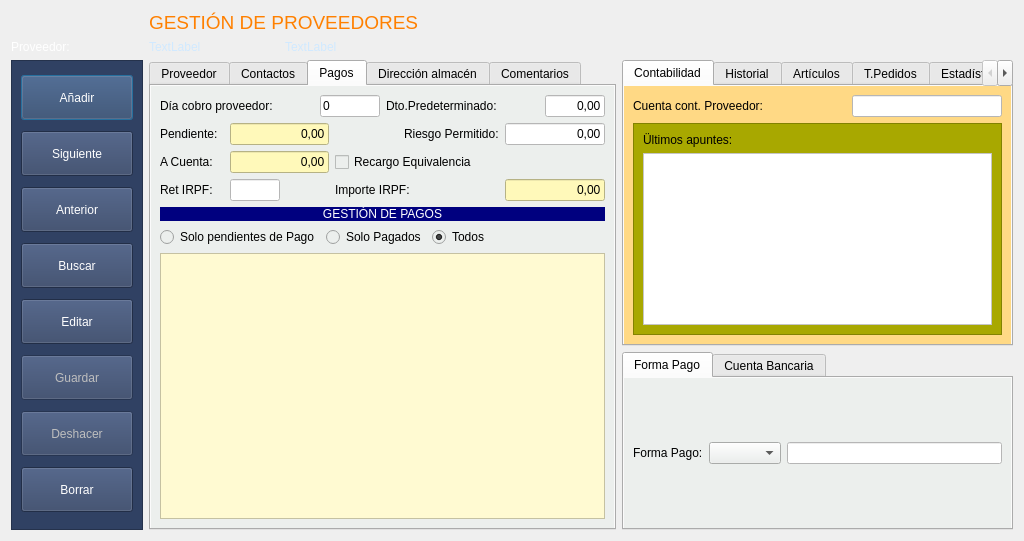
Old version of the form Zona_Compras/frmproveedores.ui in the repository arcnexus/RedFoX.
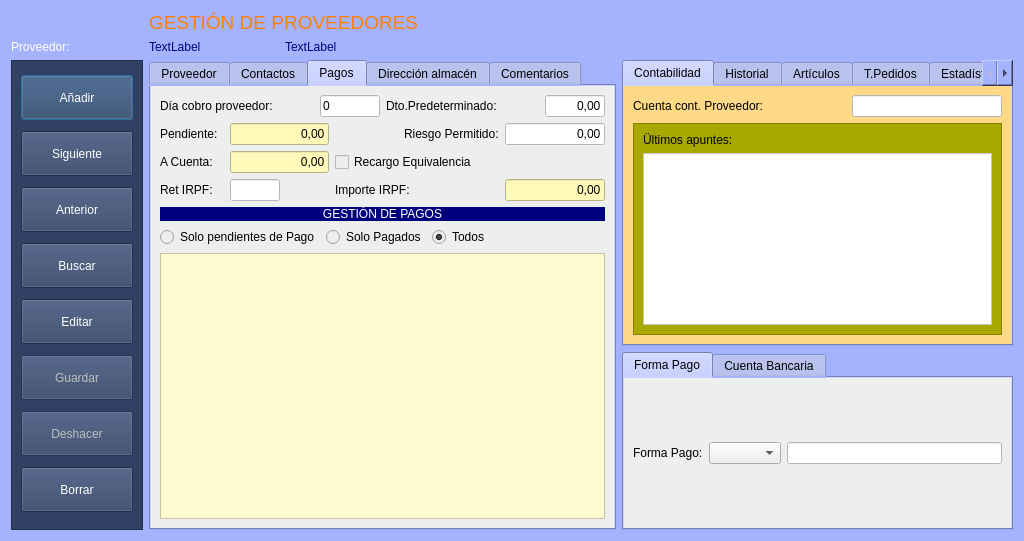
New version of the form. Icons and pictures are not drawn. Custom widgets are drawn as their Qt base class.

The edit to the form file:
```diff
--- a/Zona_Compras/frmproveedores.ui
+++ b/Zona_Compras/frmproveedores.ui
@@ -24,8 +24,7 @@
     <normaloff>:/Icons/PNG/Maya.png</normaloff>:/Icons/PNG/Maya.png</iconset>
   </property>
   <property name="styleSheet">
-   <string notr="true">
-</string>
+   <string notr="true">background-color: rgb(165, 179, 255);</string>
   </property>
   <layout class="QGridLayout" name="gridLayout_20">
    <item row="0" column="1" colspan="2">
@@ -54,7 +53,7 @@
       </size>
      </property>
      <property name="styleSheet">
-      <string notr="true">color: rgb(208, 233, 255)</string>
+      <string notr="true">color: rgb(0, 0, 127);</string>
      </property>
      <property name="text">
       <string>TextLabel</string>
@@ -1481,7 +1480,7 @@
    <item row="1" column="2" colspan="2">
     <widget class="QLabel" name="lblproveedor">
      <property name="styleSheet">
-      <string notr="true">color: rgb(208, 233, 255)</string>
+      <string notr="true">color: rgb(0, 0, 127);</string>
      </property>
      <property name="text">
       <string>TextLabel</string>
```
